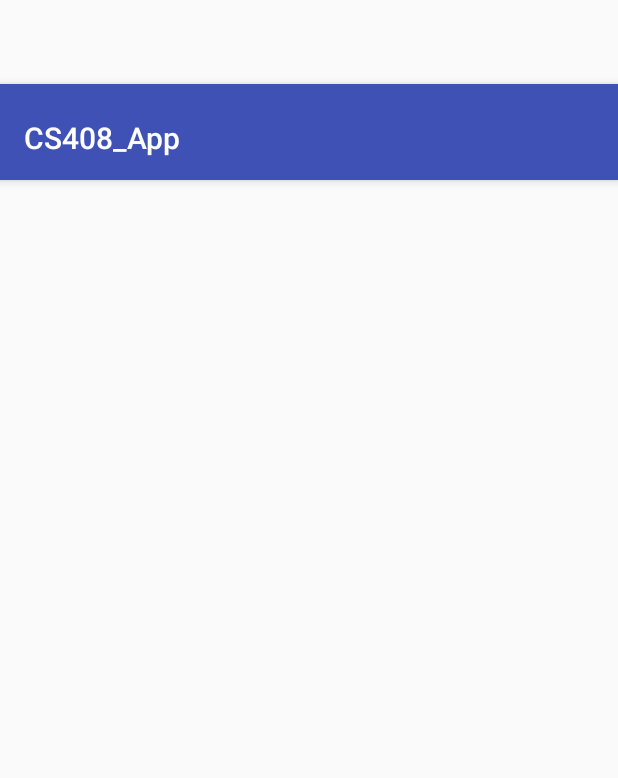
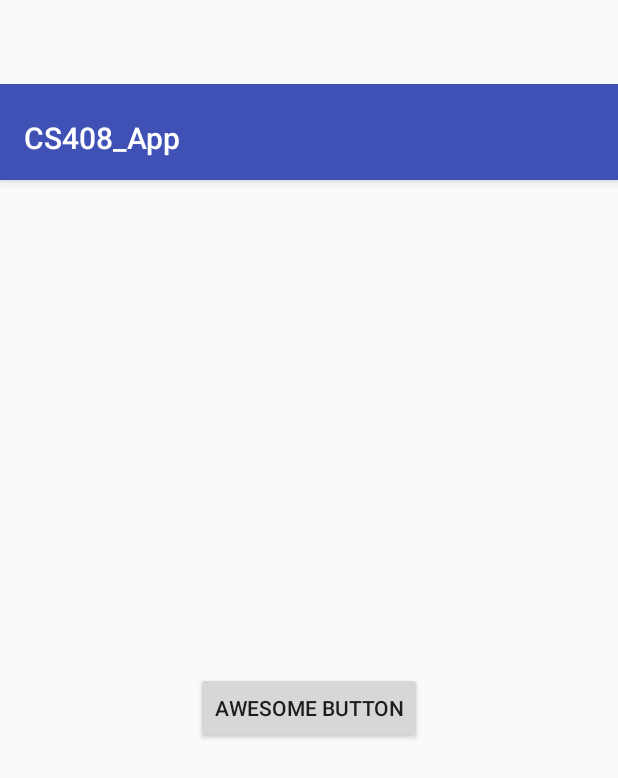
Before and after one commit to KAIST-CS408E/CS4CS_App, an Android app: the layout activity_main.xml on its own in the app's theme, with its tools: preview values and no code run, on a phone screen of 412 x 824 dp. Shown: the top 778 px of the screen. Run offline under Robolectric (Android 15) with nearby library versions, the light colour scheme and no system bars.

Commit message:
basic activity with a button

```diff
--- a/app/src/main/res/layout/activity_main.xml
+++ b/app/src/main/res/layout/activity_main.xml
@@ -7,6 +7,11 @@
     android:layout_height="match_parent"
     android:fitsSystemWindows="true"
     tools:context="com.example.cs408_app.MainActivity">
+
+    <LinearLayout
+        android:layout_width="match_parent"
+        android:layout_height="match_parent"
+        android:orientation="vertical">
 
         <android.support.design.widget.AppBarLayout
             android:id="@+id/appbar"
@@ -29,11 +34,25 @@
 
         </android.support.design.widget.AppBarLayout>
 
-    <android.support.v4.view.ViewPager
-        android:id="@+id/container"
+        <android.support.constraint.ConstraintLayout
             android:layout_width="match_parent"
-        android:layout_height="match_parent"
-        app:layout_behavior="@string/appbar_scrolling_view_behavior" />
+            android:layout_height="match_parent">
+
+            <Button
+                android:id="@+id/awesome_button"
+                android:layout_width="wrap_content"
+                android:layout_height="wrap_content"
+                android:layout_marginStart="8dp"
+                android:layout_marginTop="8dp"
+                android:layout_marginEnd="8dp"
+                android:layout_marginBottom="8dp"
+                android:text="Awesome Button"
+                app:layout_constraintBottom_toBottomOf="parent"
+                app:layout_constraintEnd_toEndOf="parent"
+                app:layout_constraintStart_toStartOf="parent"
+                app:layout_constraintTop_toTopOf="parent" />
+        </android.support.constraint.ConstraintLayout>
+    </LinearLayout>
 
 
 </android.support.design.widget.CoordinatorLayout>
```
Also changed, not shown: app/src/main/java/com/example/cs408_app/MainActivity.java (+0 -91 lines). Lines whose indentation alone changed are shown as unchanged.
